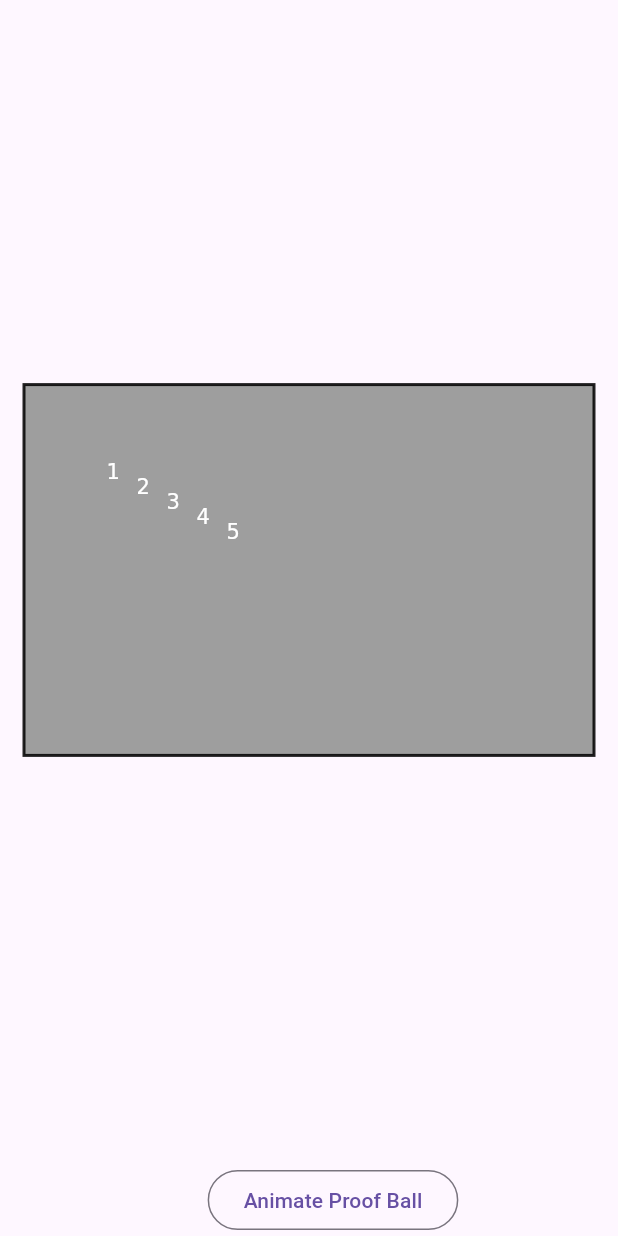
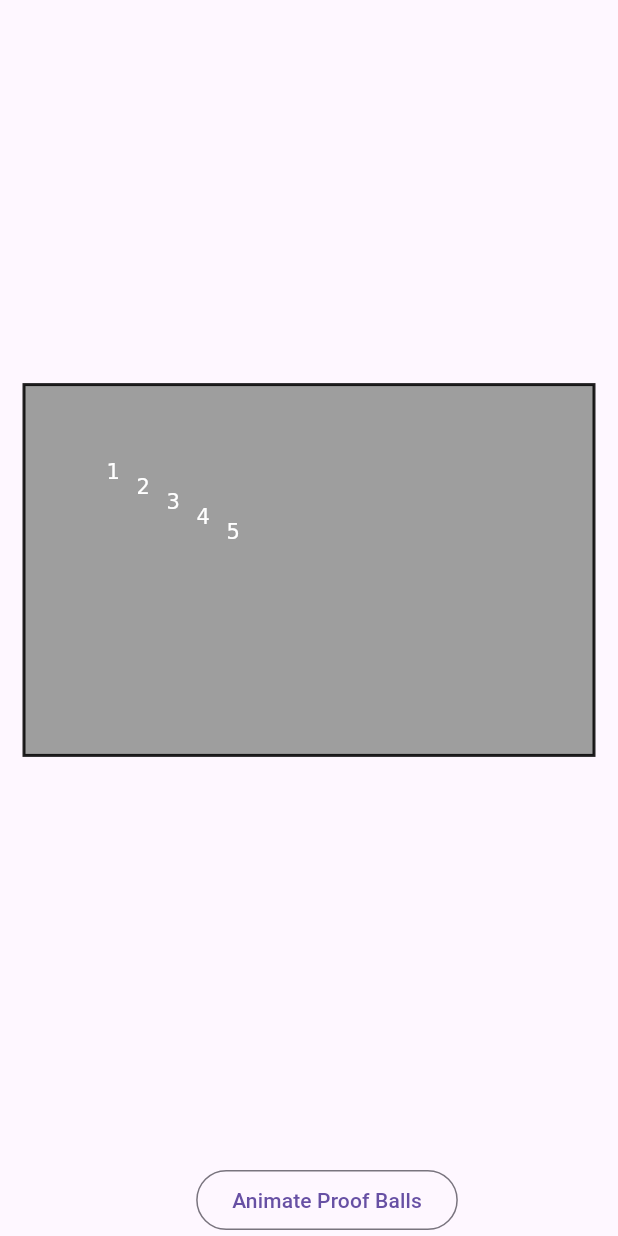
Before and after one commit to pandey407/curve_extrapolation_with_circle_visualization, a Flutter app: the screen it shows after launch, on a phone screen of 412 x 824 dp. Run offline on Flutter 3.47's test engine with Material 3 defaults, Android fonts, the phone set to English and light mode, and no system bars; missing offline and left inert: proste_bezier_curve, touchable; statements that could not run were skipped.

Commit message:
feat: absorb gestures for animated states, add state clears

```diff
--- a/lib/main.dart
+++ b/lib/main.dart
@@ -82,6 +82,9 @@ class _CurveExtrapolationVisualizationState
               color: Colors.grey,
               height: MediaQuery.of(context).size.height * 0.3,
               width: MediaQuery.of(context).size.width,
+              child: AbsorbPointer(
+                absorbing: _proofBallAnimationController.isAnimating ||
+                    proofPositions.isNotEmpty,
                 child: GestureDetector(
                   onPanUpdate: (details) {
                     Offset tapPosition = details.localPosition;
@@ -119,19 +122,37 @@ class _CurveExtrapolationVisualizationState
                   ),
                 ),
               ),
+            ),
             Padding(
               padding: const EdgeInsets.only(top: 16.0),
               child: Wrap(
+                spacing: 8,
+                runSpacing: 8,
+                alignment: WrapAlignment.center,
                 children: [
                   OutlinedButton(
                     onPressed: _proofBallAnimationController.isAnimating
                         ? null
                         : () {
+                            setState(() {
+                              proofPositions.clear();
+                            });
                             proofPositions.clear();
                             _proofBallAnimationController.forward();
                           },
-                    child: const Text("Animate Proof Ball"),
+                    child: const Text("Animate Proof Balls"),
+                  ),
+                  _proofBallAnimationController.isDismissed &&
+                          proofPositions.isNotEmpty
+                      ? OutlinedButton(
+                          onPressed: () {
+                            setState(() {
+                              proofPositions.clear();
+                            });
+                          },
+                          child: const Text("Reset Proof Balls"),
                         )
+                      : const SizedBox.shrink()
                 ],
               ),
             )
```
Lines whose indentation alone changed are shown as unchanged.
